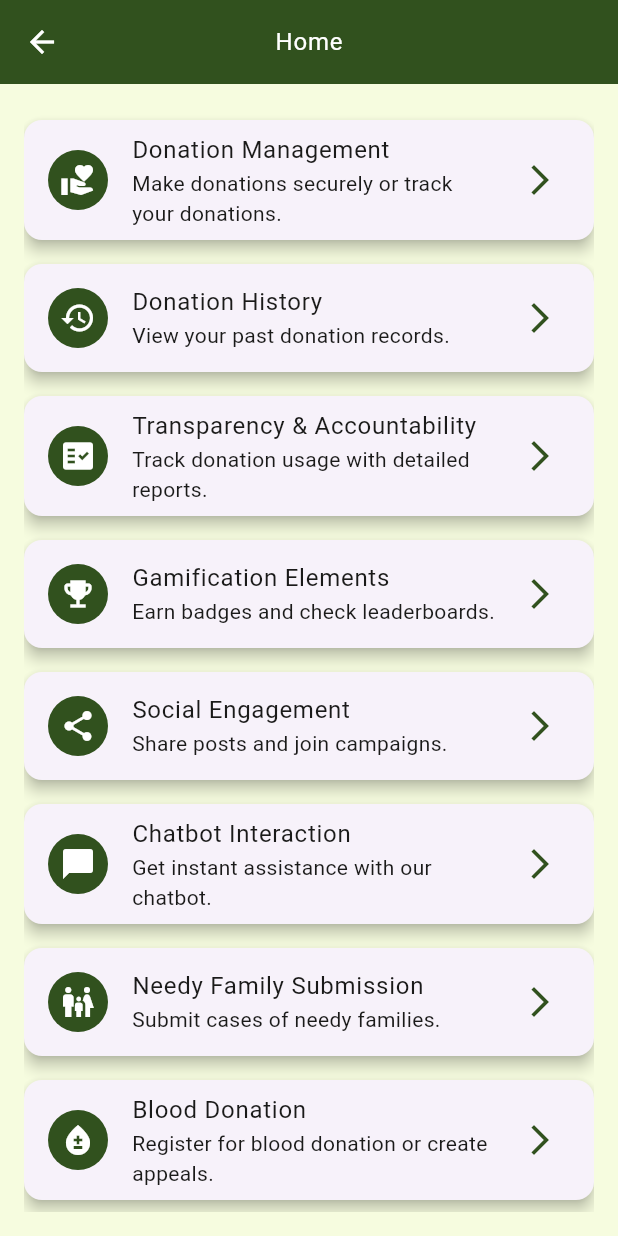
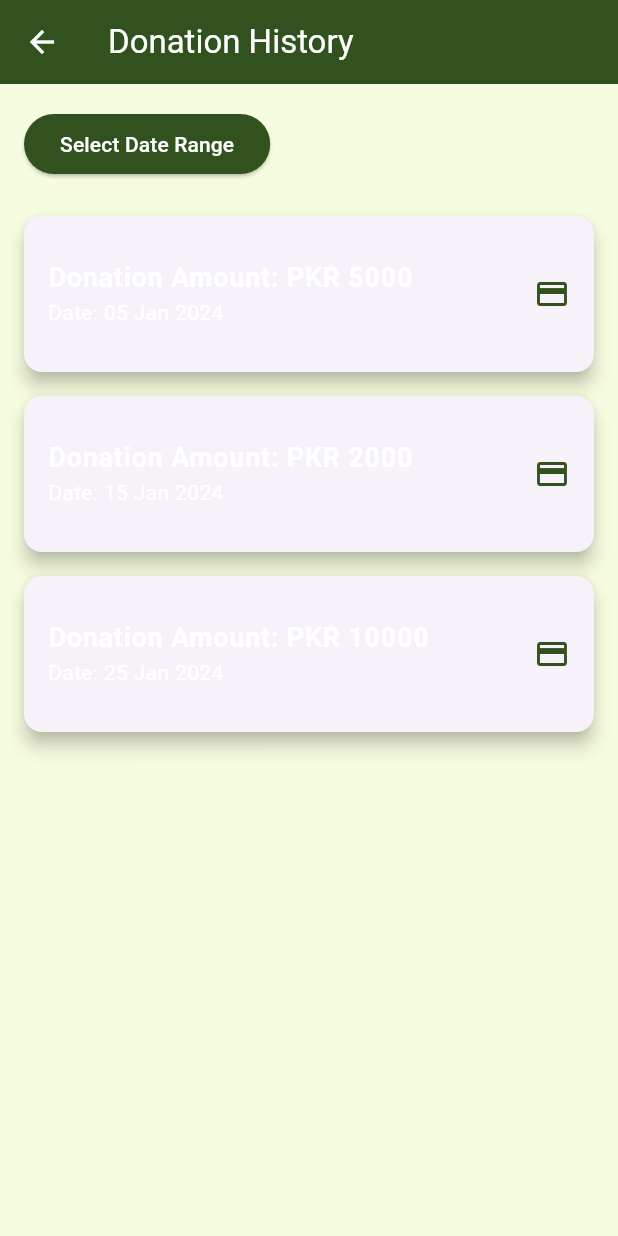
Before and after one commit to Muhammadsaqibsharif/kaar_e_kamal, a Flutter app: the UserHomeScreen screen opened by its route, after a tap on "Donation History", on a phone screen of 412 x 824 dp. Run offline on Flutter 3.47's test engine with Material 3 defaults, Android fonts, the light colour scheme and no system bars; our stand-ins replace shared_preferences; accounts and stored records are empty.

Commit message:
Working on User Screens 2 Donation History

```diff
--- a/lib/core/theme/app_theme.dart
+++ b/lib/core/theme/app_theme.dart
@@ -1,3 +1,40 @@
+// import 'package:flutter/material.dart';
+
+// class AppTheme {
+//   static final lightTheme = ThemeData(
+//     brightness: Brightness.light,
+//     primaryColor: Color(0xFF31511E), // Dark Green
+//     scaffoldBackgroundColor: Color(0xFFF6FCDF), // Light Cream
+//     appBarTheme: AppBarTheme(
+//       backgroundColor: Color(0xFF31511E), // Dark Green
+//       foregroundColor: Colors.white, // Text on AppBar
+//     ),
+//     buttonTheme: ButtonThemeData(
+//       buttonColor: Color(0xFF859F3D), // Olive Green
+//     ),
+//     textTheme: TextTheme(
+//       bodyLarge: TextStyle(color: Color(0xFF1A1A19)), // Dark Text
+//       bodyMedium: TextStyle(color: Color(0xFF1A1A19)), // Dark Text
+//     ),
+//   );
+
+//   static final darkTheme = ThemeData(
+//     brightness: Brightness.dark,
+//     primaryColor: Color(0xFF31511E), // Dark Green
+//     scaffoldBackgroundColor: Color(0xFF1A1A19), // Very Dark Shade
+//     appBarTheme: AppBarTheme(
+//       backgroundColor: Color(0xFF31511E), // Dark Green
+//       foregroundColor: Colors.white, // Text on AppBar
+//     ),
+//     buttonTheme: ButtonThemeData(
+//       buttonColor: Color(0xFF859F3D), // Olive Green
+//     ),
+//     textTheme: TextTheme(
+//       bodyLarge: TextStyle(color: Colors.white), // Light text on dark mode
+//       bodyMedium: TextStyle(color: Colors.white), // Light text on dark mode
+//     ),
+//   );
+// }
 import 'package:flutter/material.dart';
 
 class AppTheme {
@@ -13,8 +50,9 @@ class AppTheme {
       buttonColor: Color(0xFF859F3D), // Olive Green
     ),
     textTheme: TextTheme(
-      bodyLarge: TextStyle(color: Color(0xFF1A1A19)), // Dark Text
-      bodyMedium: TextStyle(color: Color(0xFF1A1A19)), // Dark Text
+      bodyLarge: TextStyle(color: Colors.white), // White Text
+      bodyMedium: TextStyle(color: Colors.white), // White Text
+      bodySmall: TextStyle(color: Colors.white), // White Text (if needed)
     ),
   );
 
@@ -30,8 +68,9 @@ class AppTheme {
       buttonColor: Color(0xFF859F3D), // Olive Green
     ),
     textTheme: TextTheme(
-      bodyLarge: TextStyle(color: Colors.white), // Light text on dark mode
-      bodyMedium: TextStyle(color: Colors.white), // Light text on dark mode
+      bodyLarge: TextStyle(color: Colors.white), // White Text on Dark Mode
+      bodyMedium: TextStyle(color: Colors.white), // White Text on Dark Mode
+      bodySmall: TextStyle(color: Colors.white), // White Text (if needed)
     ),
   );
 }
--- a/lib/routes/app_routes.dart
+++ b/lib/routes/app_routes.dart
@@ -1,6 +1,7 @@
 import 'package:flutter/material.dart';
 import 'package:kaar_e_kamal/core/theme/theme_settings_screen.dart';
 import 'package:kaar_e_kamal/routes/route_names.dart';
+import 'package:kaar_e_kamal/screens/user/donation/donation_history_screen.dart';
 import 'package:kaar_e_kamal/screens/user/donation/donation_management_screen.dart';
 import 'package:kaar_e_kamal/screens/user/home_screen.dart';
 import 'package:kaar_e_kamal/screens/user_home2.dart';
@@ -26,7 +27,9 @@ class AppRoutes {
       RouteNames.userHome2: (context) =>
           const UserHome2(), // New route for UserHome2
       RouteNames.DonationManagementScreen: (context) =>
-          const DonationManagementScreen(), // New route for UserHome2
+          const DonationManagementScreen(),
+      RouteNames.DonationHistoryScreen: (context) =>
+          DonationHistoryScreen(),
     };
   }
 }
--- a/lib/routes/route_names.dart
+++ b/lib/routes/route_names.dart
@@ -5,4 +5,5 @@ class RouteNames {
   static const String userHome = '/userHome'; // New route for UserHome screen
   static const String userHome2 = '/userHome2'; // New route for UserHome2 screen
   static const String DonationManagementScreen = '/DonationManagementScreen';
+  static const String DonationHistoryScreen = '/DonationHistoryScreen';
 }
--- a/lib/screens/user/donation/donation_history_screen.dart
+++ b/lib/screens/user/donation/donation_history_screen.dart
@@ -0,0 +1,138 @@
+import 'package:flutter/material.dart';
+import 'package:intl/intl.dart'; // For date formatting
+import 'package:kaar_e_kamal/core/theme/app_theme.dart';
+import 'package:kaar_e_kamal/widgets/user/donation/donation_history_card.dart';
+
+class DonationHistoryScreen extends StatefulWidget {
+  @override
+  _DonationHistoryScreenState createState() => _DonationHistoryScreenState();
+}
+
+class _DonationHistoryScreenState extends State<DonationHistoryScreen> {
+  DateTimeRange? _selectedDateRange;
+  List<Map<String, dynamic>> allDonationHistory = [
+    {
+      'amount': 5000,
+      'date': DateTime(2024, 1, 5),
+    },
+    {
+      'amount': 2000,
+      'date': DateTime(2024, 1, 15),
+    },
+    {
+      'amount': 10000,
+      'date': DateTime(2024, 1, 25),
+    },
+  ];
+
+  List<Map<String, dynamic>> donationHistory =
+      []; // This will be filtered history
+
+  @override
+  void initState() {
+    super.initState();
+    // Initially show all donations
+    donationHistory = allDonationHistory;
+  }
+
+  @override
+  Widget build(BuildContext context) {
+    return Scaffold(
+      appBar: AppBar(
+        title: Text(
+          "Donation History",
+          style: TextStyle(color: Colors.white), // White text in AppBar
+        ),
+        backgroundColor:
+            AppTheme.lightTheme.primaryColor, // Dark Green for AppBar
+      ),
+      body: Padding(
+        padding: const EdgeInsets.all(16.0),
+        child: Column(
+          crossAxisAlignment: CrossAxisAlignment.start,
+          children: [
+            // Date Range Picker
+            Row(
+              children: [
+                ElevatedButton(
+                  onPressed: _selectDateRange,
+                  style: ElevatedButton.styleFrom(
+                    backgroundColor: AppTheme
+                        .lightTheme.primaryColor, // Use theme's primary color
+                  ),
+                  child: Text(
+                    _selectedDateRange == null
+                        ? 'Select Date Range'
+                        : 'Selected Date Range: ${DateFormat('dd MMM yyyy').format(_selectedDateRange!.start)} - ${DateFormat('dd MMM yyyy').format(_selectedDateRange!.end)}',
+                    style: TextStyle(
+                        color: Colors.white), // White text color for the button
+                  ),
+                ),
+              ],
+            ),
+            SizedBox(height: 16),
+            // Donations List
+            Expanded(
+              child: ListView.builder(
+                itemCount: donationHistory.length,
+                itemBuilder: (context, index) {
+                  final donation = donationHistory[index];
+                  final donationDate =
+                      DateFormat('dd MMM yyyy').format(donation['date']);
+                  return DonationHistoryCard(
+                    amount:
+                        donation['amount'].toDouble(), // Convert to double here
+                    date: donationDate,
+                  );
+                },
+              ),
+            ),
+          ],
+        ),
+      ),
+    );
+  }
+
+  // Date Range Selection Function
+  Future<void> _selectDateRange() async {
+    final DateTimeRange? picked = await showDateRangePicker(
+      context: context,
+      firstDate: DateTime(2020),
+      lastDate: DateTime(2025),
+      initialDateRange: _selectedDateRange,
+      builder: (context, child) {
+        return Theme(
+          data: AppTheme
+              .lightTheme, // You can toggle between light and dark theme
+          child: child!,
+        );
+      },
+    );
+
+    if (picked != null && picked != _selectedDateRange) {
+      setState(() {
+        _selectedDateRange = picked;
+        // Filter donations based on selected date range
+        _filterDonationsByDateRange();
+      });
+    }
+  }
+
+  // Filter donations based on selected date range
+  void _filterDonationsByDateRange() {
+    if (_selectedDateRange != null) {
+      final filteredHistory = allDonationHistory.where((donation) {
+        final donationDate = donation['date'] as DateTime;
+        // Ensure that both start and end dates are correctly handled as DateTime objects
+        return donationDate.isAfter(
+                _selectedDateRange!.start.subtract(Duration(days: 1))) &&
+            donationDate
+                .isBefore(_selectedDateRange!.end.add(Duration(days: 1)));
+      }).toList();
+
+      setState(() {
+        donationHistory = filteredHistory;
+      });
+    }
+  }
+}
--- a/lib/screens/user/home_screen.dart
+++ b/lib/screens/user/home_screen.dart
@@ -35,6 +35,8 @@ class UserHomeScreen extends StatelessWidget {
                 subtitle: 'View your past donation records.',
                 icon: Icons.history,
                 onTap: () {
+                  Navigator.pushNamed(
+                      context, RouteNames.DonationHistoryScreen);
                   // Navigate to Donation History
                 },
               ),
--- /dev/null
+++ b/lib/widgets/user/donation/donation_history_card.dart
@@ -0,0 +1,44 @@
+import 'package:flutter/material.dart';
+import 'package:kaar_e_kamal/core/theme/app_theme.dart';
+
+class DonationHistoryCard extends StatelessWidget {
+  final double amount;
+  final String date;
+
+  DonationHistoryCard({required this.amount, required this.date});
+
+  @override
+  Widget build(BuildContext context) {
+    return Card(
+      margin: const EdgeInsets.symmetric(vertical: 8.0),
+      elevation: 5,
+      child: ListTile(
+        contentPadding: EdgeInsets.all(16.0),
+        title: Text(
+          'Donation Amount: PKR ${amount.toStringAsFixed(0)}',
+          style: TextStyle(
+            fontSize: 18,
+            fontWeight: FontWeight.bold,
+            color: Theme.of(context)
+                .textTheme
+                .bodyLarge
+                ?.color, // Use primary text color
+          ),
+        ),
+        subtitle: Text(
+          'Date: $date',
+          style: TextStyle(
+            color: Theme.of(context)
+                .textTheme
+                .bodyMedium
+                ?.color, // Use subtitle text color
+          ),
+        ),
+        trailing: Icon(
+          Icons.payment,
+          color: Theme.of(context).primaryColor, // Use primary color for icon
+        ),
+      ),
+    );
+  }
+}
--- a/pubspec.yaml
+++ b/pubspec.yaml
@@ -36,6 +36,7 @@ dependencies:
   # Use with the CupertinoIcons class for iOS style icons.
   cupertino_icons: ^1.0.8
   shared_preferences: ^2.3.2
+  intl: ^0.20.2
 
 dev_dependencies:
   flutter_test:
```
Also changed, not shown: pubspec.lock.
